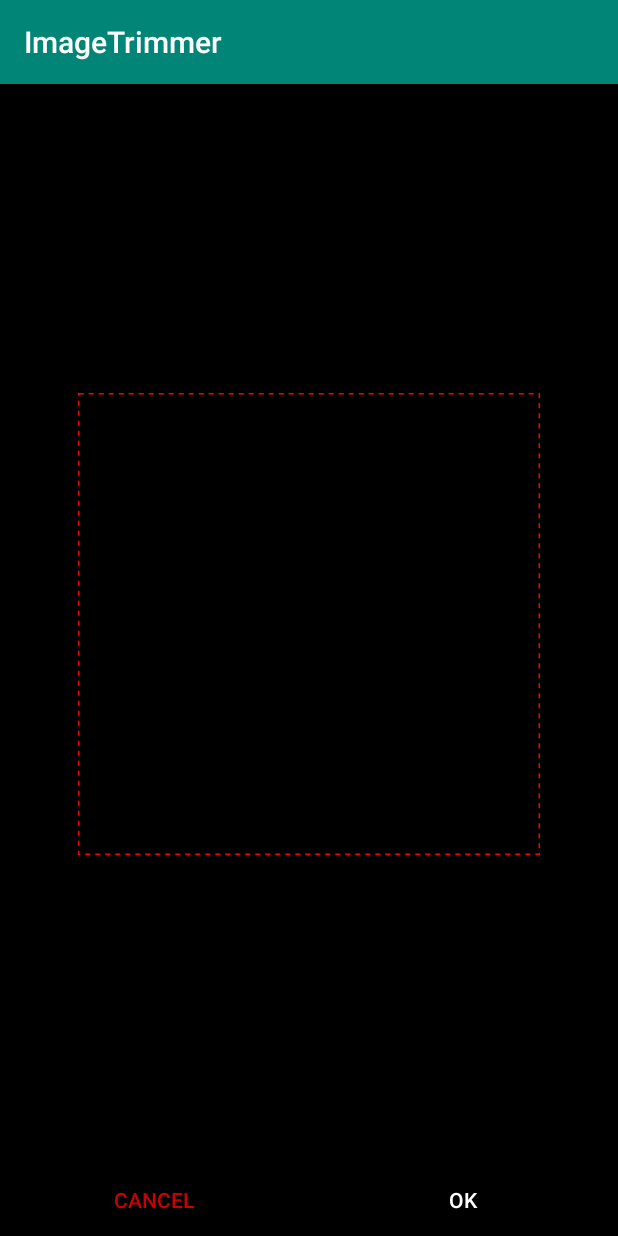
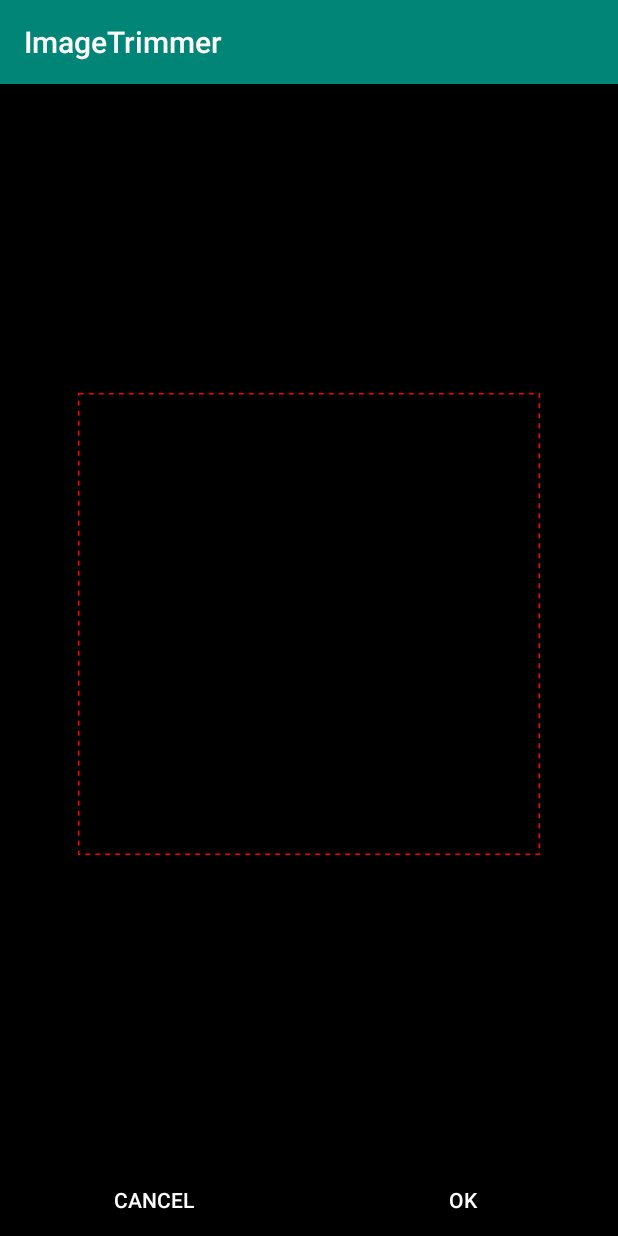
Before and after one commit to kiroru/ImageTrimmer, an Android app: the ImageTrimmerActivity screen opened directly, with no data from a screen before it, on a phone screen of 412 x 824 dp. Run offline under Robolectric (Android 15) with nearby library versions, the phone set to English and light mode, and no system bars; 9 statements that could not run were skipped.

```diff
--- a/imagetrimmer/src/main/java/jp/kiroru/imagetrimmer/ImageTrimmerActivity.kt
+++ b/imagetrimmer/src/main/java/jp/kiroru/imagetrimmer/ImageTrimmerActivity.kt
@@ -25,14 +25,20 @@ class ImageTrimmerActivity : AppCompatActivity() {
         /** Title of the cancel button */
         var cancelButtonTitle: String = "Cancel",
 
+        /** Title color of the cancel button */
+        @ColorInt var cancelButtonTitleColor: Int = Color.WHITE,
+
         /** Title of the confirm button */
         var confirmButtonTitle: String = "OK",
+
+        /** Title color of the confirm button */
+        @ColorInt var confirmButtonTitleColor: Int = Color.WHITE,
 
         /** Width of dashed line indicating trimming area */
         var frameWidth: Float = 1.0f,
 
         /** Color of dashed line */
-        @ColorInt var frameColor: Int = Color.WHITE,
+        @ColorInt var frameColor: Int = Color.RED,
 
         /**
          * Pattern of dashed line
@@ -97,18 +103,20 @@ class ImageTrimmerActivity : AppCompatActivity() {
 
     /** Perform view setup */
     private fun setupViews() {
+        cancelButton.setTextColor(options.cancelButtonTitleColor)
         cancelButton.text = options.cancelButtonTitle
         cancelButton.setOnClickListener {
             setResult(Activity.RESULT_CANCELED)
             finish()
         }
 
+        confirmButton.setTextColor(options.confirmButtonTitleColor)
         confirmButton.text = options.confirmButtonTitle
         confirmButton.setOnClickListener {
             // Save and quantify the result file
             val image = trimImageView.getTrimmedImage()
 
-            var result = if (image != null && outputFile != null) {
+            val result = if (image != null && outputFile != null) {
                 saveImage(image, outputFile!!)
             } else {
                 false
--- a/imagetrimmer/src/main/res/layout/libkr_activity_image_trimmer.xml
+++ b/imagetrimmer/src/main/res/layout/libkr_activity_image_trimmer.xml
@@ -43,7 +43,7 @@
             android:layout_width="0dp"
             android:layout_height="0dp"
             android:background="@android:color/transparent"
-            android:textColor="@android:color/holo_red_dark"
+            android:textColor="@android:color/white"
             app:layout_constraintBottom_toBottomOf="parent"
             app:layout_constraintHorizontal_chainStyle="spread_inside"
             app:layout_constraintHorizontal_weight="1"
```
Also changed, not shown: imagetrimmer/build.gradle (+12 -2 lines), sample/src/main/java/jp/kiroru/imagetrimmer/sample/MainActivity.kt (+6 -3 lines).
